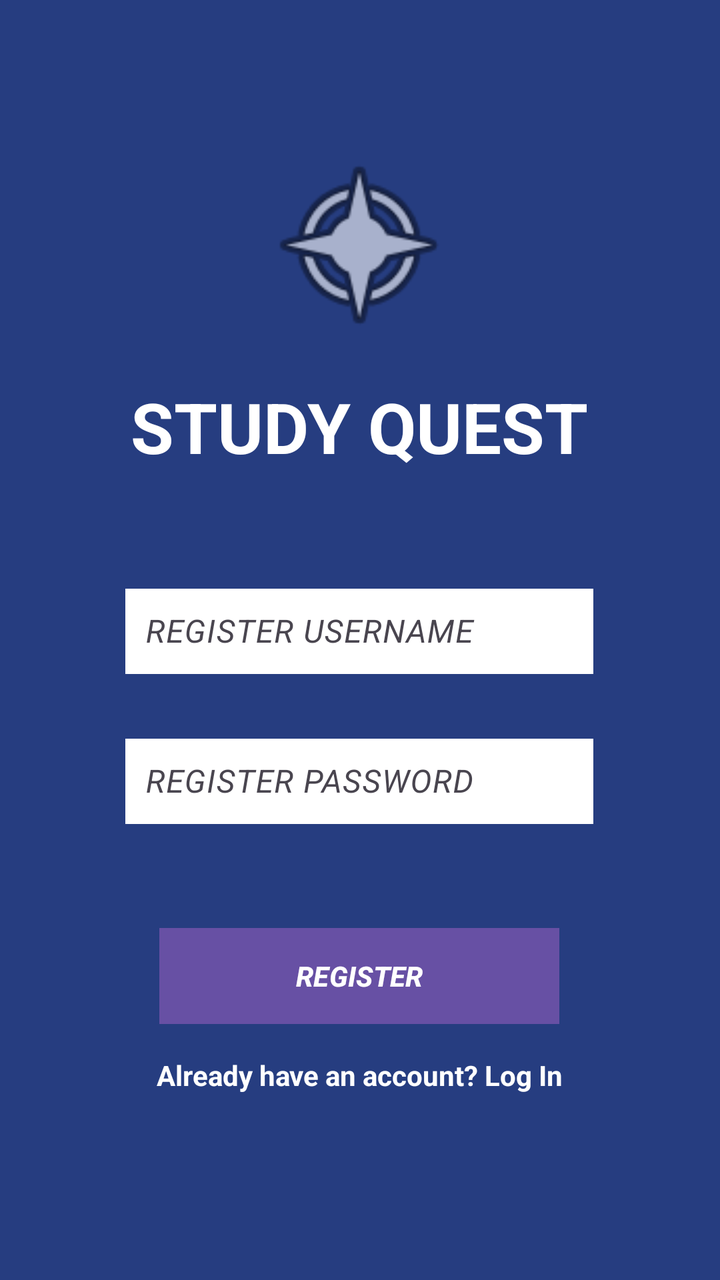
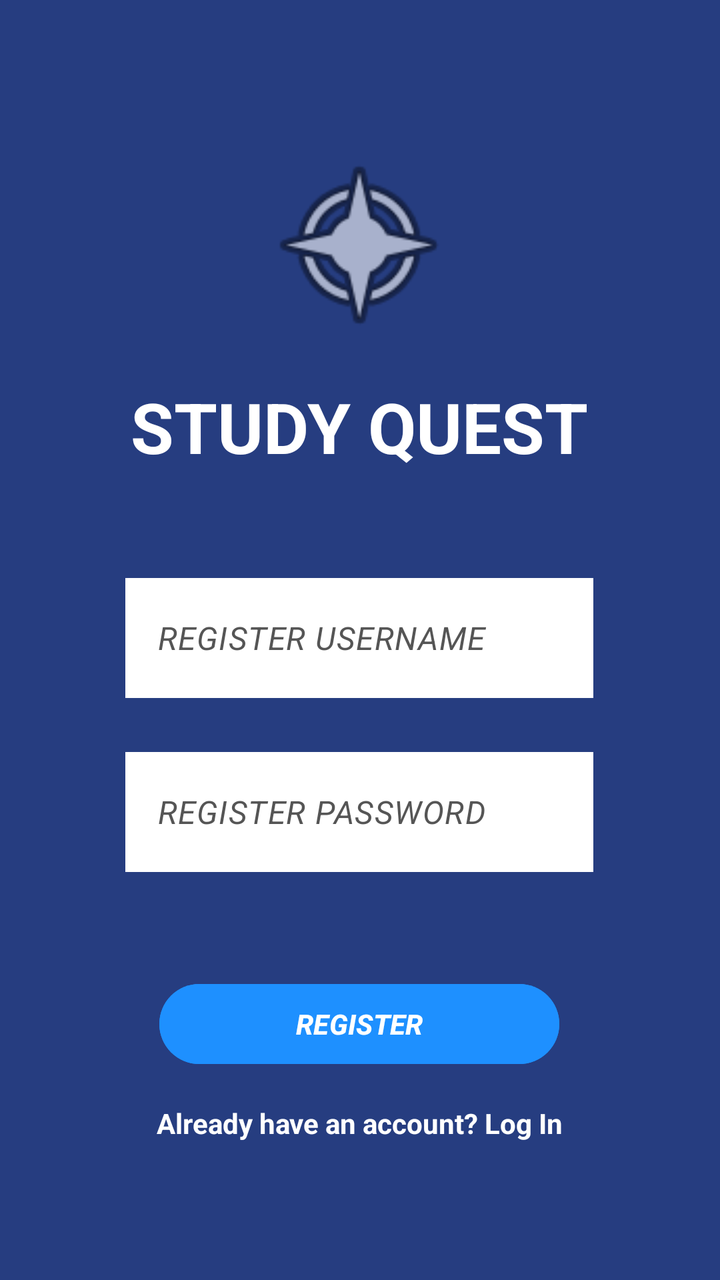

Two renders of the same Android screen: before a commit and after it. Below are the layout's source before the change and the commit's diff.
<!-- AndroidManifest.xml: application theme Theme.StudyQuest -->
<!-- res/layout/accountcreation.xml -->
<?xml version="1.0" encoding="utf-8"?>
<androidx.constraintlayout.widget.ConstraintLayout xmlns:android="http://schemas.android.com/apk/res/android"
    xmlns:app="http://schemas.android.com/apk/res-auto"
    xmlns:tools="http://schemas.android.com/tools"
    android:id="@+id/linearLayout"
    android:layout_width="match_parent"
    android:layout_height="match_parent"
    android:background="#263d80">

    <com.google.android.material.textfield.TextInputLayout
        android:id="@+id/textInputLayout4"
        android:layout_width="234dp"
        android:layout_height="48dp"
        android:layout_marginStart="88dp"
        android:layout_marginTop="289dp"
        android:layout_marginEnd="89dp"
        app:layout_constraintEnd_toEndOf="parent"
        app:layout_constraintStart_toStartOf="parent"
        app:layout_constraintTop_toTopOf="parent">

        <com.google.android.material.textfield.TextInputEditText
            android:id="@+id/etRegisterUser"
            android:layout_width="match_parent"
            android:layout_height="match_parent"
            android:background="@color/white"
            android:hint="REGISTER USERNAME"
            android:paddingLeft="10dp"
            android:textStyle="italic" />

    </com.google.android.material.textfield.TextInputLayout>

    <com.google.android.material.textfield.TextInputLayout
        android:id="@+id/textInputLayout5"
        android:layout_width="234dp"
        android:layout_height="48dp"
        android:layout_marginStart="88dp"
        android:layout_marginTop="27dp"
        android:layout_marginEnd="89dp"
        app:layout_constraintEnd_toEndOf="parent"
        app:layout_constraintStart_toStartOf="parent"
        app:layout_constraintTop_toBottomOf="@+id/textInputLayout4">

        <com.google.android.material.textfield.TextInputEditText
            android:id="@+id/etRegisterPass"
            android:layout_width="match_parent"
            android:layout_height="match_parent"
            android:background="@color/white"
            android:hint="REGISTER PASSWORD"
            android:paddingLeft="10dp"
            android:textStyle="italic" />
    </com.google.android.material.textfield.TextInputLayout>

    <Button
        android:id="@+id/Register"
        android:layout_width="200dp"
        android:layout_height="48dp"
        android:layout_marginStart="88dp"
        android:layout_marginTop="52dp"
        android:layout_marginEnd="89dp"
        android:background="@color/white"
        android:text="REGISTER"
        android:textStyle="bold|italic"
        app:layout_constraintEnd_toEndOf="parent"
        app:layout_constraintStart_toStartOf="parent"
        app:layout_constraintTop_toBottomOf="@+id/textInputLayout5" />

    <ImageView
        android:id="@+id/imageView2"
        android:layout_width="100dp"
        android:layout_height="100dp"
        android:layout_marginStart="155dp"
        android:layout_marginTop="72dp"
        android:layout_marginEnd="156dp"
        app:layout_constraintEnd_toEndOf="parent"
        app:layout_constraintStart_toStartOf="parent"
        app:layout_constraintTop_toTopOf="parent"
        app:srcCompat="@android:drawable/ic_menu_compass" />

    <TextView
        android:id="@+id/textView"
        android:layout_width="wrap_content"
        android:layout_height="wrap_content"
        android:layout_marginStart="90dp"
        android:layout_marginTop="18dp"
        android:layout_marginEnd="91dp"
        android:text="STUDY QUEST"
        android:textColor="@color/white"
        android:textSize="35dp"
        android:textStyle="bold"
        app:layout_constraintEnd_toEndOf="parent"
        app:layout_constraintStart_toStartOf="parent"
        app:layout_constraintTop_toBottomOf="@+id/imageView2" />

    <TextView
        android:id="@+id/tvAlreadyHaveAccount"
        android:layout_width="wrap_content"
        android:layout_height="wrap_content"
        android:layout_marginTop="16dp"
        android:clickable="true"
        android:focusable="true"
        android:text="Already have an account? Log In"
        android:textColor="@color/white"
        android:textSize="14sp"
        android:textStyle="bold"
        app:layout_constraintEnd_toEndOf="parent"
        app:layout_constraintStart_toStartOf="parent"
        app:layout_constraintTop_toBottomOf="@+id/Register" />

</androidx.constraintlayout.widget.ConstraintLayout>
<!-- resources referenced by this layout -->
<resources>
  <color name="white">#FFFFFFFF</color>
  <style name="Theme.StudyQuest" parent="Theme.Material3.DayNight.NoActionBar">
          
      </style>
</resources>

<!-- the commit's change to res/layout/accountcreation.xml (unified diff, before → after) -->
@@ -1,8 +1,7 @@
 <?xml version="1.0" encoding="utf-8"?>
 <androidx.constraintlayout.widget.ConstraintLayout xmlns:android="http://schemas.android.com/apk/res/android"
     xmlns:app="http://schemas.android.com/apk/res-auto"
-    xmlns:tools="http://schemas.android.com/tools"
-    android:id="@+id/linearLayout"
+    android:id="@+id/accountcreation"
     android:layout_width="match_parent"
     android:layout_height="match_parent"
     android:background="#263d80">
@@ -10,13 +9,14 @@
     <com.google.android.material.textfield.TextInputLayout
         android:id="@+id/textInputLayout4"
         android:layout_width="234dp"
-        android:layout_height="48dp"
+        android:layout_height="60dp"
         android:layout_marginStart="88dp"
         android:layout_marginTop="289dp"
         android:layout_marginEnd="89dp"
         app:layout_constraintEnd_toEndOf="parent"
         app:layout_constraintStart_toStartOf="parent"
-        app:layout_constraintTop_toTopOf="parent">
+        app:layout_constraintTop_toTopOf="parent"
+        app:hintEnabled="false">
 
         <com.google.android.material.textfield.TextInputEditText
             android:id="@+id/etRegisterUser"
@@ -24,7 +24,10 @@
             android:layout_height="match_parent"
             android:background="@color/white"
             android:hint="REGISTER USERNAME"
-            android:paddingLeft="10dp"
+            android:textColorHint="#555555"
+            android:textColor="#000000"
+            android:paddingStart="10dp"
+            android:paddingEnd="10dp"
             android:textStyle="italic" />
 
     </com.google.android.material.textfield.TextInputLayout>
@@ -32,13 +35,14 @@
     <com.google.android.material.textfield.TextInputLayout
         android:id="@+id/textInputLayout5"
         android:layout_width="234dp"
-        android:layout_height="48dp"
+        android:layout_height="60dp"
         android:layout_marginStart="88dp"
         android:layout_marginTop="27dp"
         android:layout_marginEnd="89dp"
         app:layout_constraintEnd_toEndOf="parent"
         app:layout_constraintStart_toStartOf="parent"
-        app:layout_constraintTop_toBottomOf="@+id/textInputLayout4">
+        app:layout_constraintTop_toBottomOf="@+id/textInputLayout4"
+        app:hintEnabled="false">
 
         <com.google.android.material.textfield.TextInputEditText
             android:id="@+id/etRegisterPass"
@@ -46,7 +50,10 @@
             android:layout_height="match_parent"
             android:background="@color/white"
             android:hint="REGISTER PASSWORD"
-            android:paddingLeft="10dp"
+            android:paddingStart="10dp"
+            android:paddingEnd="10dp"
+            android:textColorHint="#555555"
+            android:textColor="#000000"
             android:textStyle="italic" />
     </com.google.android.material.textfield.TextInputLayout>
 
@@ -57,7 +64,7 @@
         android:layout_marginStart="88dp"
         android:layout_marginTop="52dp"
         android:layout_marginEnd="89dp"
-        android:background="@color/white"
+        android:backgroundTint="#1E90FF"
         android:text="REGISTER"
         android:textStyle="bold|italic"
         app:layout_constraintEnd_toEndOf="parent"
@@ -74,10 +81,11 @@
         app:layout_constraintEnd_toEndOf="parent"
         app:layout_constraintStart_toStartOf="parent"
         app:layout_constraintTop_toTopOf="parent"
-        app:srcCompat="@android:drawable/ic_menu_compass" />
+        app:srcCompat="@android:drawable/ic_menu_compass"
+        android:contentDescription="logo"/>
 
     <TextView
-        android:id="@+id/textView"
+        android:id="@+id/title"
         android:layout_width="wrap_content"
         android:layout_height="wrap_content"
         android:layout_marginStart="90dp"
@@ -85,7 +93,7 @@
         android:layout_marginEnd="91dp"
         android:text="STUDY QUEST"
         android:textColor="@color/white"
-        android:textSize="35dp"
+        android:textSize="35sp"
         android:textStyle="bold"
         app:layout_constraintEnd_toEndOf="parent"
         app:layout_constraintStart_toStartOf="parent"
